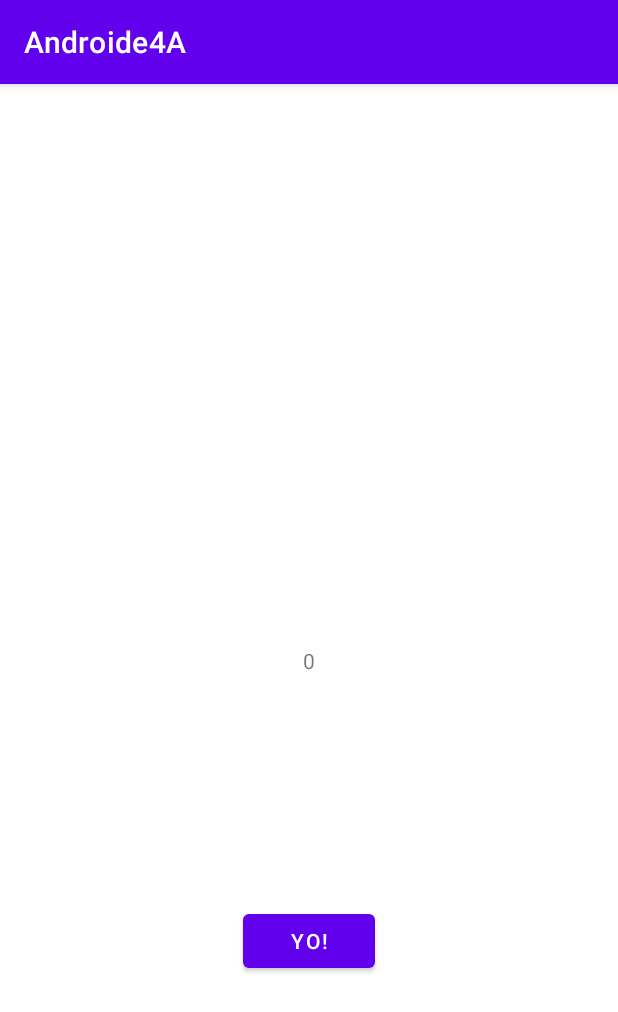
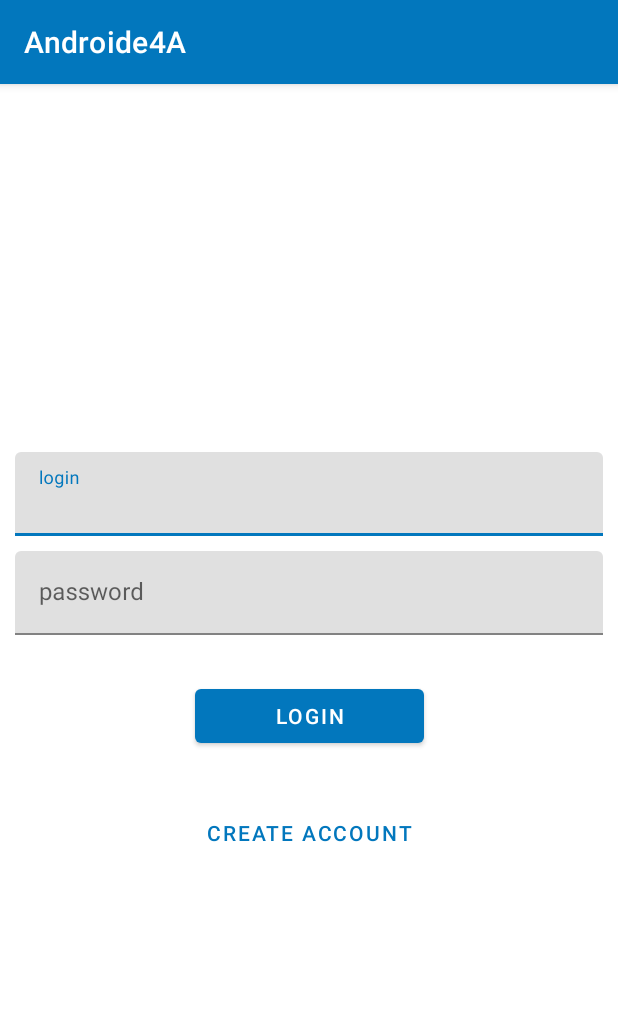
Before and after one commit to martinus01/Androide4A, an Android app: the screen it shows after launch (MainActivity), on a phone screen of 412 x 824 dp. Shown: the top 1012 px of the screen. Run offline under Robolectric (Android 15) with nearby library versions, the phone set to English and light mode, and no system bars; our stand-ins replace Room's generated code.

Commit message:
mvvm TD4 terminate log

```diff
--- a/app/build.gradle
+++ b/app/build.gradle
@@ -60,6 +60,5 @@ dependencies {
     implementation "androidx.room:room-runtime:$room_version"
     implementation "androidx.room:room-ktx:$room_version"
     testImplementation "androidx.room:room-testing:$room_version"
-
     implementation 'com.google.android.material:material:1.2.1'
 }
--- a/app/src/main/java/com/esiea/androide4a/data/local/DatabaseDao.kt
+++ b/app/src/main/java/com/esiea/androide4a/data/local/DatabaseDao.kt
@@ -12,7 +12,7 @@ interface DatabaseDao {
     fun getAll(): List<UserLocal>
 
     @Query("SELECT * FROM userlocal WHERE email LIKE :email LIMIT 1")
-    fun findByName(email: String): UserLocal
+    fun findByName(email: String): UserLocal?
 
     @Insert
     fun insert( users: UserLocal)
--- a/app/src/main/java/com/esiea/androide4a/data/repository/UserRepository.kt
+++ b/app/src/main/java/com/esiea/androide4a/data/repository/UserRepository.kt
@@ -12,8 +12,8 @@ class UserRepository(
         databaseDao.insert(user.toData())
     }
 
-    fun getUser(email: String):User{
+    fun getUser(email: String):User?{
        val userLocal = databaseDao.findByName(email)
-        return userLocal.toEntity()
+        return userLocal?.toEntity()
     }
 }
--- a/app/src/main/java/com/esiea/androide4a/domain/usecase/GetUserUseCase.kt
+++ b/app/src/main/java/com/esiea/androide4a/domain/usecase/GetUserUseCase.kt
@@ -6,7 +6,7 @@ import com.esiea.androide4a.domain.entity.User
 class GetUserUseCase(
     private val userRepository: UserRepository
 ) {
-    suspend fun invoke(email: String) : User {
+    suspend fun invoke(email: String) : User? {
         return userRepository.getUser(email)
 
     }
--- /dev/null
+++ b/app/src/main/java/com/esiea/androide4a/presentation/main/LoginStatus.kt
@@ -0,0 +1,6 @@
+package com.esiea.androide4a.presentation.main
+
+sealed class LoginStatus
+
+data class LoginSucess(val email : String):LoginStatus()
+object LoginERROR:LoginStatus()
--- a/app/src/main/java/com/esiea/androide4a/presentation/main/MainActivity.kt
+++ b/app/src/main/java/com/esiea/androide4a/presentation/main/MainActivity.kt
@@ -3,8 +3,8 @@ package com.esiea.androide4a.presentation.main
 import android.os.Bundle
 import androidx.appcompat.app.AppCompatActivity
 import androidx.lifecycle.Observer
-import com.esiea.androide4a.presentation.main.MainViewModel
 import com.esiea.androide4a.R
+import com.google.android.material.dialog.MaterialAlertDialogBuilder
 import org.koin.android.ext.android.inject
 import kotlinx.android.synthetic.main.activity_main.*
 
@@ -17,14 +17,25 @@ class MainActivity : AppCompatActivity() {
     override fun onCreate(savedInstanceState: Bundle?) {
         super.onCreate(savedInstanceState)
         setContentView(R.layout.activity_main)
-
-        main_button.setOnClickListener {
-            mainViewModel.onClickedIncrement("")
+        mainViewModel.loginliveData.observe(this, Observer {
+            when(it){
+                is LoginSucess ->{
+                    //TODO navigate
+                }
+                LoginERROR -> {
+                    MaterialAlertDialogBuilder(this)
+                        .setTitle("erreur")
+                        .setMessage("compte inconnu")
+                        .setPositiveButton("OK"){ dialog,which->
+                            dialog.dismiss()
+                        }
+                        .show()
+                }
+            }
+        })
+        login_button.setOnClickListener {
+            mainViewModel.onClickedLogin(login_edit.text.toString().trim(),password_edit.text.toString())
         }
-
-        mainViewModel.counter.observe(this, Observer {
-            value -> main_text.text = value.toString()
-        })
 
 
     }
--- a/app/src/main/java/com/esiea/androide4a/presentation/main/MainViewModel.kt
+++ b/app/src/main/java/com/esiea/androide4a/presentation/main/MainViewModel.kt
@@ -7,26 +7,26 @@ import com.esiea.androide4a.domain.entity.User
 import com.esiea.androide4a.domain.usecase.CreateUserUseCase
 import com.esiea.androide4a.domain.usecase.GetUserUseCase
 import kotlinx.coroutines.Dispatchers
-import kotlinx.coroutines.GlobalScope
-import kotlinx.coroutines.delay
 import kotlinx.coroutines.launch
+import kotlinx.coroutines.withContext
 
 class MainViewModel(
     private val createUserUseCase:CreateUserUseCase,
     private val getUserUseCase:GetUserUseCase
 ) :ViewModel(){
 
-    val counter: MutableLiveData<Int> = MutableLiveData()
+    val loginliveData: MutableLiveData<LoginStatus> = MutableLiveData()
 
-    init {
-        counter.value=0
-    }
-    fun onClickedIncrement(emailUser:String) {
+    fun onClickedLogin(emailUser: String, password: String) {
         viewModelScope.launch(Dispatchers.IO) {
-            createUserUseCase.invoke(User("test"))
-            val user = getUserUseCase.invoke("test")
-            val debug = "debug"
+            val user = getUserUseCase.invoke(emailUser)
+            val loginStatus= if(user !=null){
+                LoginSucess(user.email)
+            }else{
+                LoginERROR
+            }
+            withContext(Dispatchers.Main){
+            loginliveData.value = loginStatus}
         }
-  //      counter.value = (counter.value ?: 0) + 1
     }
 }
--- a/app/src/main/res/layout/activity_main.xml
+++ b/app/src/main/res/layout/activity_main.xml
@@ -1,29 +1,73 @@
 <?xml version="1.0" encoding="utf-8"?>
-<androidx.constraintlayout.widget.ConstraintLayout xmlns:android="http://schemas.android.com/apk/res/android"
+<androidx.constraintlayout.widget.ConstraintLayout
+    xmlns:android="http://schemas.android.com/apk/res/android"
     xmlns:app="http://schemas.android.com/apk/res-auto"
     xmlns:tools="http://schemas.android.com/tools"
     android:layout_width="match_parent"
     android:layout_height="match_parent"
+    android:padding="10dp"
     tools:context=".presentation.main.MainActivity">
 
-    <TextView
-        android:id="@+id/main_text"
+
+    <com.google.android.material.button.MaterialButton
+        android:id="@+id/login_button"
+        android:layout_width="0dp"
+        android:layout_height="wrap_content"
+        android:layout_marginTop="30dp"
+        android:text="login"
+        app:layout_constraintBottom_toTopOf="@+id/create_account_button"
+        app:layout_constraintLeft_toLeftOf="@+id/create_account_button"
+        app:layout_constraintRight_toRightOf="@+id/create_account_button"
+        app:layout_constraintTop_toBottomOf="@+id/password_input_layout"
+            />
+    <com.google.android.material.button.MaterialButton
+        android:id="@+id/create_account_button"
         android:layout_width="wrap_content"
         android:layout_height="wrap_content"
-        android:text="Hello World!"
+        android:layout_marginTop="30dp"
+        style="@style/Widget.MaterialComponents.Button.TextButton"
+        android:text="create account"
         app:layout_constraintBottom_toBottomOf="parent"
         app:layout_constraintLeft_toLeftOf="parent"
         app:layout_constraintRight_toRightOf="parent"
-        app:layout_constraintTop_toTopOf="parent" />
-
-    <Button
-        android:id="@+id/main_button"
-        android:layout_width="wrap_content"
+        app:layout_constraintTop_toBottomOf="@+id/login_button"
+        />
+    <com.google.android.material.textfield.TextInputLayout
+        android:id="@+id/login_input_layout"
+        android:layout_width="match_parent"
         android:layout_height="wrap_content"
-        android:text="yo!"
-        app:layout_constraintBottom_toBottomOf="parent"
+        app:layout_constraintBottom_toTopOf="@+id/password_input_layout"
         app:layout_constraintLeft_toLeftOf="parent"
         app:layout_constraintRight_toRightOf="parent"
-        app:layout_constraintTop_toTopOf="@+id/main_text" />
+        app:layout_constraintTop_toTopOf="parent"
+        app:layout_constraintVertical_chainStyle="packed"
+       >
+
+        <com.google.android.material.textfield.TextInputEditText
+            android:id="@+id/login_edit"
+            android:layout_width="match_parent"
+            android:layout_height="wrap_content"
+            android:inputType="text"
+            android:hint="login" />
+    </com.google.android.material.textfield.TextInputLayout>
+
+    <com.google.android.material.textfield.TextInputLayout
+        android:id="@+id/password_input_layout"
+        android:layout_width="match_parent"
+        android:layout_height="wrap_content"
+        app:layout_constraintTop_toBottomOf="@+id/login_input_layout"
+        app:layout_constraintLeft_toLeftOf="parent"
+        app:layout_constraintRight_toRightOf="parent"
+        android:layout_marginTop="@dimen/spacing_normal"
+        app:layout_constraintBottom_toTopOf="@+id/login_button"
+        >
+
+        <com.google.android.material.textfield.TextInputEditText
+            android:id="@+id/password_edit"
+            android:layout_width="match_parent"
+            android:layout_height="wrap_content"
+            android:hint="password"
+            android:inputType="textPassword"/>
+    </com.google.android.material.textfield.TextInputLayout>
 
 </androidx.constraintlayout.widget.ConstraintLayout>
--- a/app/src/main/res/values/colors.xml
+++ b/app/src/main/res/values/colors.xml
@@ -1,8 +1,8 @@
 <?xml version="1.0" encoding="utf-8"?>
 <resources>
-    <color name="purple_200">#FFBB86FC</color>
-    <color name="purple_500">#FF6200EE</color>
-    <color name="purple_700">#FF3700B3</color>
+    <color name="purple_200">#E30164</color>
+    <color name="purple_500">#0277BD</color>
+    <color name="purple_700">#20AC58</color>
     <color name="teal_200">#FF03DAC5</color>
     <color name="teal_700">#FF018786</color>
     <color name="black">#FF000000</color>
--- /dev/null
+++ b/app/src/main/res/values/dimens.xml
@@ -0,0 +1,4 @@
+<?xml version="1.0" encoding="utf-8"?>
+<resources>
+    <dimen name="spacing_normal">10dp</dimen>
+</resources>
--- a/app/src/main/res/values/strings.xml
+++ b/app/src/main/res/values/strings.xml
@@ -1,3 +1,4 @@
 <resources>
     <string name="app_name">Androide4A</string>
+
 </resources>
```
